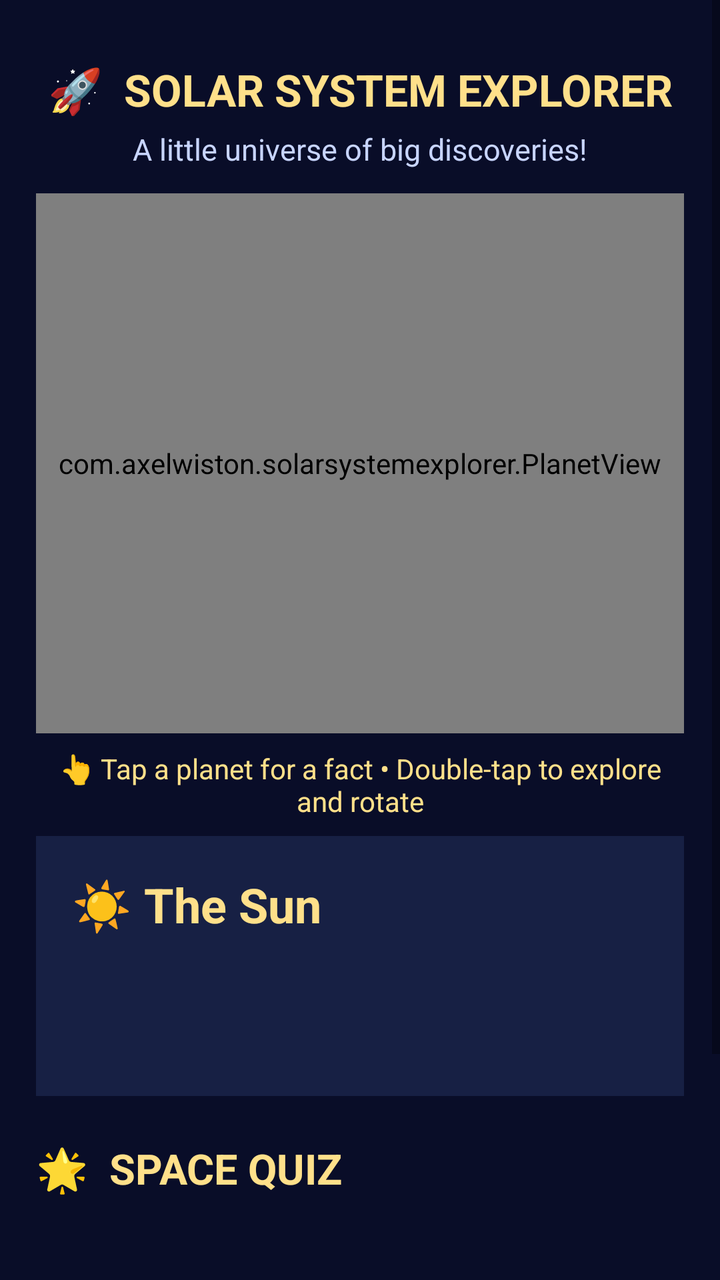
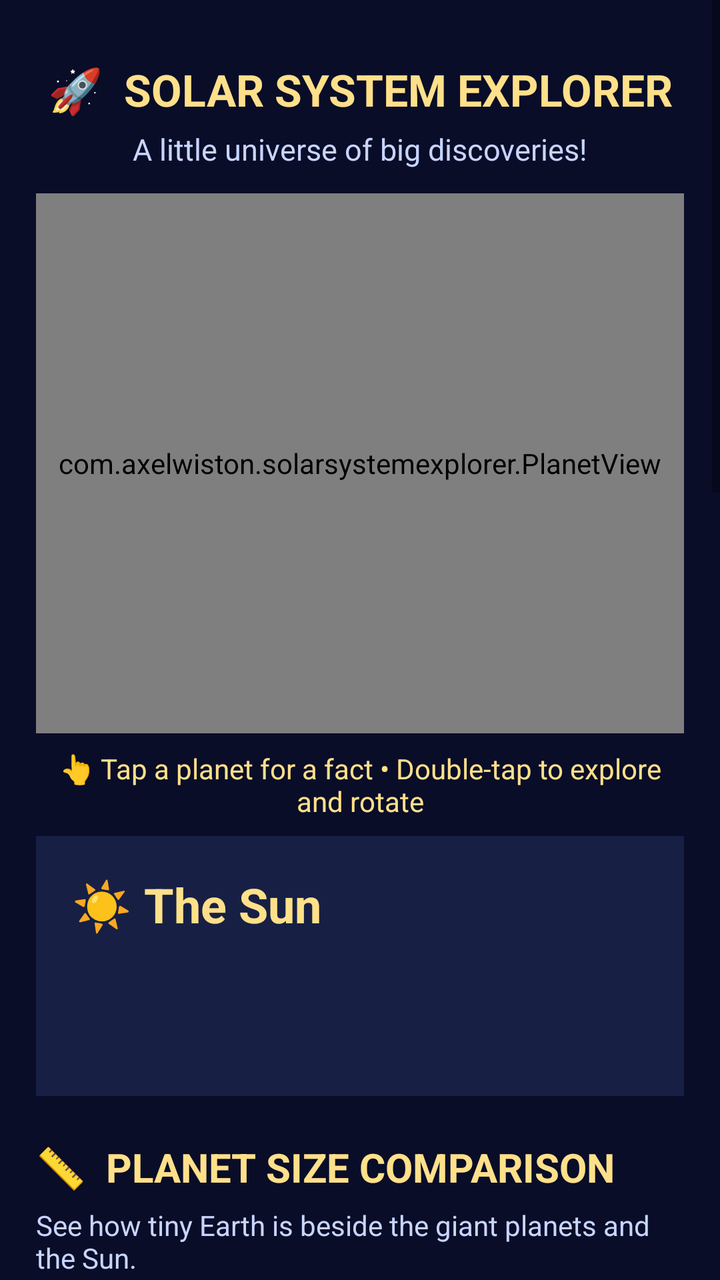

Before-and-after screenshots of an Android layout around one commit, followed by the original layout XML and the change that was made.
<!-- AndroidManifest.xml: application theme android:Theme.Material.Light.NoActionBar -->
<!-- res/layout/activity_main.xml -->
<FrameLayout xmlns:android="http://schemas.android.com/apk/res/android"
    android:layout_width="match_parent"
    android:layout_height="match_parent"
    android:background="#090D28">

    <ScrollView
        android:id="@+id/homeScreen"
        android:layout_width="match_parent"
        android:layout_height="match_parent"
        android:fillViewport="true">
        <LinearLayout
            android:layout_width="match_parent"
            android:layout_height="wrap_content"
            android:orientation="vertical"
            android:padding="18dp">
            <TextView
                android:layout_width="match_parent"
                android:layout_height="wrap_content"
                android:text="🚀  SOLAR SYSTEM EXPLORER"
                android:textColor="#FFE08A"
                android:textSize="22sp"
                android:textStyle="bold"
                android:gravity="center"
                android:paddingTop="12dp"
                android:paddingBottom="5dp" />
            <TextView
                android:layout_width="match_parent"
                android:layout_height="wrap_content"
                android:text="A little universe of big discoveries!"
                android:textColor="#C8D5FF"
                android:textSize="15sp"
                android:gravity="center"
                android:paddingBottom="12dp" />
            <com.axelwiston.solarsystemexplorer.PlanetView
                android:id="@+id/planetView"
                android:layout_width="match_parent"
                android:layout_height="270dp" />
            <TextView
                android:layout_width="match_parent"
                android:layout_height="wrap_content"
                android:text="👆 Tap a planet for a fact • Double-tap to explore and rotate"
                android:textColor="#FFE08A"
                android:textSize="14sp"
                android:gravity="center"
                android:padding="8dp" />
            <LinearLayout
                android:layout_width="match_parent"
                android:layout_height="wrap_content"
                android:orientation="vertical"
                android:background="#172044"
                android:padding="18dp">
                <TextView
                    android:id="@+id/planetName"
                    android:layout_width="match_parent"
                    android:layout_height="wrap_content"
                    android:text="☀️ The Sun"
                    android:textColor="#FFE08A"
                    android:textSize="24sp"
                    android:textStyle="bold" />
                <TextView
                    android:id="@+id/planetFact"
                    android:layout_width="match_parent"
                    android:layout_height="wrap_content"
                    android:textColor="#FFFFFF"
                    android:textSize="17sp"
                    android:lineSpacingExtra="5dp"
                    android:paddingTop="8dp"
                    android:paddingBottom="12dp" />
                <TextView
                    android:id="@+id/planetExtra"
                    android:layout_width="match_parent"
                    android:layout_height="wrap_content"
                    android:textColor="#BFD0FF"
                    android:textSize="14sp" />
            </LinearLayout>
            <TextView
                android:layout_width="match_parent"
                android:layout_height="wrap_content"
                android:text="🌟  SPACE QUIZ"
                android:textColor="#FFE08A"
                android:textSize="21sp"
                android:textStyle="bold"
                android:paddingTop="22dp"
                android:paddingBottom="8dp" />
            <TextView
                android:id="@+id/quizQuestion"
                android:layout_width="match_parent"
                android:layout_height="wrap_content"
                android:textColor="#FFFFFF"
                android:textSize="18sp"
                android:padding="8dp" />
            <LinearLayout
                android:id="@+id/answers"
                android:layout_width="match_parent"
                android:layout_height="wrap_content"
                android:orientation="vertical" />
            <TextView
                android:id="@+id/quizFeedback"
                android:layout_width="match_parent"
                android:layout_height="wrap_content"
                android:textColor="#FFE08A"
                android:textSize="15sp"
                android:padding="10dp" />
            <Button
                android:id="@+id/nextQuestion"
                android:layout_width="match_parent"
                android:layout_height="wrap_content"
                android:text="Next question ➜"
                android:backgroundTint="#FFCA5C"
                android:textColor="#182044"
                android:layout_marginBottom="24dp" />
        </LinearLayout>
    </ScrollView>

    <LinearLayout
        android:id="@+id/detailScreen"
        android:layout_width="match_parent"
        android:layout_height="match_parent"
        android:orientation="vertical"
        android:background="#090D28"
        android:visibility="gone">
        <FrameLayout
            android:layout_width="match_parent"
            android:layout_height="0dp"
            android:layout_weight="1">
            <com.axelwiston.solarsystemexplorer.PlanetView
                android:id="@+id/detailPlanetView"
                android:layout_width="match_parent"
                android:layout_height="match_parent" />
            <TextView
                android:id="@+id/detailTitle"
                android:layout_width="wrap_content"
                android:layout_height="wrap_content"
                android:layout_gravity="top|center_horizontal"
                android:padding="16dp"
                android:textColor="#FFE08A"
                android:textSize="25sp"
                android:textStyle="bold" />
            <TextView
                android:id="@+id/closeDetail"
                android:layout_width="48dp"
                android:layout_height="48dp"
                android:layout_gravity="top|end"
                android:gravity="center"
                android:text="×"
                android:textColor="#FFFFFF"
                android:textSize="36sp"
                android:background="#55334466"
                android:clickable="true"
                android:focusable="true"
                android:contentDescription="Close planet details" />
        </FrameLayout>
        <ScrollView
            android:layout_width="match_parent"
            android:layout_height="wrap_content"
            android:fillViewport="false"
            android:background="#172044">
            <LinearLayout
                android:layout_width="match_parent"
                android:layout_height="wrap_content"
                android:orientation="vertical"
                android:padding="20dp">
                <TextView
                    android:id="@+id/detailDescription"
                    android:layout_width="match_parent"
                    android:layout_height="wrap_content"
                    android:textColor="#FFFFFF"
                    android:textSize="17sp"
                    android:lineSpacingExtra="5dp" />
                <TextView
                    android:id="@+id/detailFunFact"
                    android:layout_width="match_parent"
                    android:layout_height="wrap_content"
                    android:paddingTop="12dp"
                    android:textColor="#FFE08A"
                    android:textSize="15sp" />
                <TextView android:id="@+id/detailWorldInfo" android:layout_width="match_parent" android:layout_height="wrap_content" android:paddingTop="12dp" android:text="Tap a highlighted feature to explore this world." android:textColor="#FFE08A" android:textSize="15sp"/>
                <TextView
                    android:id="@+id/detailDiscovery"
                    android:layout_width="match_parent"
                    android:layout_height="wrap_content"
                    android:paddingTop="16dp"
                    android:paddingBottom="8dp"
                    android:textColor="#BFD0FF"
                    android:textSize="15sp"
                    android:lineSpacingExtra="5dp" />
            </LinearLayout>
        </ScrollView>
    </LinearLayout>
</FrameLayout>
<!-- resources referenced by this layout -->
<resources>

</resources>

<!-- the commit's change to res/layout/activity_main.xml (unified diff, before → after) -->
@@ -73,6 +73,13 @@
                     android:textColor="#BFD0FF"
                     android:textSize="14sp" />
             </LinearLayout>
+            <TextView android:layout_width="match_parent" android:layout_height="wrap_content" android:text="📏  PLANET SIZE COMPARISON" android:textColor="#FFE08A" android:textSize="20sp" android:textStyle="bold" android:paddingTop="22dp" android:paddingBottom="6dp"/>
+            <TextView android:layout_width="match_parent" android:layout_height="wrap_content" android:text="See how tiny Earth is beside the giant planets and the Sun." android:textColor="#C8D5FF" android:textSize="14sp" android:paddingBottom="8dp"/>
+            <com.axelwiston.solarsystemexplorer.PlanetScaleView android:id="@+id/scaleView" android:layout_width="match_parent" android:layout_height="350dp" android:background="#172044"/>
+            <TextView android:layout_width="match_parent" android:layout_height="wrap_content" android:text="🪐  PUT THE PLANETS IN ORDER" android:textColor="#FFE08A" android:textSize="20sp" android:textStyle="bold" android:paddingTop="22dp" android:paddingBottom="6dp"/>
+            <TextView android:layout_width="match_parent" android:layout_height="wrap_content" android:text="Drag each planet up or down. Start with the planet closest to the Sun." android:textColor="#C8D5FF" android:textSize="14sp" android:paddingBottom="8dp"/>
+            <com.axelwiston.solarsystemexplorer.PlanetOrderView android:id="@+id/orderPuzzle" android:layout_width="match_parent" android:layout_height="340dp"/>
+            <Button android:id="@+id/orbitButton" android:layout_width="match_parent" android:layout_height="wrap_content" android:text="☀️ Orbit the Planets!" android:visibility="gone" android:backgroundTint="#FFCA5C" android:textColor="#182044" android:layout_marginTop="8dp"/>
             <TextView
                 android:layout_width="match_parent"
                 android:layout_height="wrap_content"
